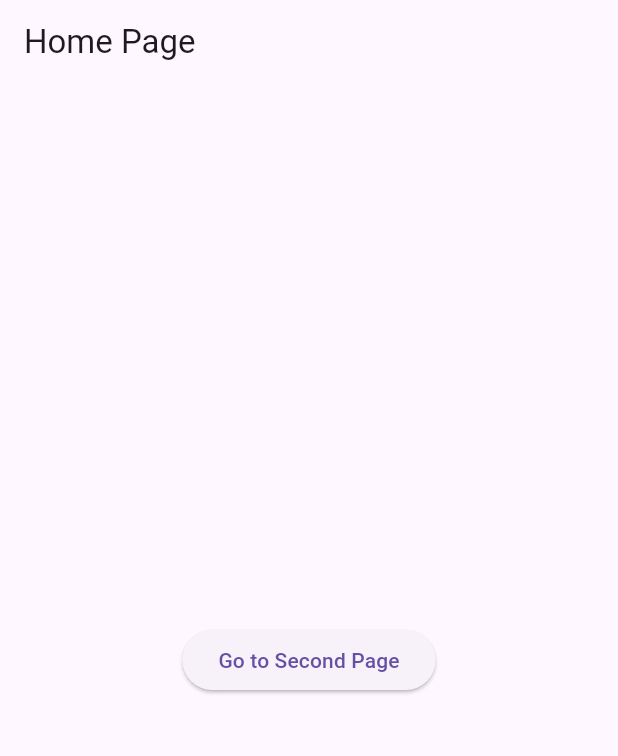
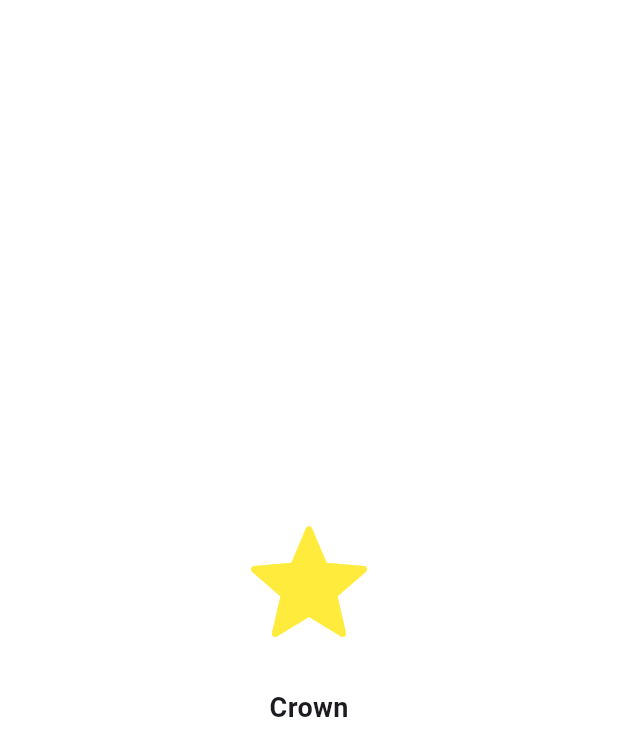
Before and after one commit to Ark1ight/tp_note_flutter, a Flutter app: the first screen one second after launch, on a phone screen of 412 x 824 dp. Shown: the top 756 px of the screen. Run offline on Flutter 3.47's test engine with Material 3 defaults, Android fonts, the phone set to English and light mode, and no system bars; our stand-ins replace flutter_bloc.

Commit message:
added route logic in main

```diff
--- a/lib/main.dart
+++ b/lib/main.dart
@@ -1,6 +1,7 @@
 import 'package:crown/shared/services/local_posts_data_source/fake_local_posts_data_source.dart';
 import 'package:crown/shared/services/posts_data_source/posts_fake_data_source.dart';
 import 'package:crown/shared/services/posts_repository/posts_repository.dart';
+import 'package:crown/splash_screen.dart';
 import 'package:flutter/material.dart';
 import 'package:flutter_bloc/flutter_bloc.dart';
 
@@ -13,7 +14,6 @@ void main() {
 class MyApp extends StatelessWidget {
   const MyApp({super.key});
 
-  // This widget is the root of your application.
   @override
   Widget build(BuildContext context) {
     return RepositoryProvider(
@@ -22,13 +22,20 @@ class MyApp extends StatelessWidget {
         localPostsDataSource: FakeLocalPostsDataSource(),
       ),
       child: MaterialApp(
-        title: 'Flutter Demo',
-        theme: ThemeData(
-          primarySwatch: Colors.blue,
-        ),
-        home: const HomePage(),
+        debugShowCheckedModeBanner: false,
         routes: {
-          '/second': (context) => const HomePage(),
+          '/': (context) => const SplashScreen(),
+          '/home': (context) => const HomePage(),
+        },
+        onGenerateRoute: (routeSettings){
+          Widget screen = Container(color: Colors.pink);
+          final argument = routeSettings.arguments;
+          switch(routeSettings.name){
+            case '/second':
+              screen = Container(color: Colors.blue);
+              break;
+          }
+          return MaterialPageRoute(builder: (context) => screen);
         },
       ),
     );
--- /dev/null
+++ b/lib/splash_screen.dart
@@ -0,0 +1,44 @@
+import 'package:flutter/material.dart';
+import 'dart:async';
+
+import 'home_page.dart';
+
+class SplashScreen extends StatefulWidget {
+  const SplashScreen({super.key});
+
+  @override
+  _SplashScreenState createState() => _SplashScreenState();
+}
+
+class _SplashScreenState extends State<SplashScreen> {
+  @override
+  void initState() {
+    super.initState();
+
+    Future.delayed(const Duration(seconds: 3), () {
+      Navigator.of(context).pushReplacement(
+        MaterialPageRoute(builder: (context) => const HomePage()),
+      );
+    });
+  }
+
+  @override
+  Widget build(BuildContext context) {
+    return const Scaffold(
+      backgroundColor: Colors.white,
+      body: Center(
+        child: Column(
+          mainAxisAlignment: MainAxisAlignment.center,
+          children: [
+            Icon(Icons.grade_rounded, size: 100, color: Colors.yellow),
+            SizedBox(height: 20),
+            Text(
+              'Crown',
+              style: TextStyle(fontSize: 18, fontWeight: FontWeight.bold),
+            ),
+          ],
+        ),
+      ),
+    );
+  }
+}
--- a/pubspec.yaml
+++ b/pubspec.yaml
@@ -58,6 +58,8 @@ flutter:
   # included with your application, so that you can use the icons in
   # the material Icons class.
   uses-material-design: true
+  assets:
+    - lib/images/et.png
 
   # To add assets to your application, add an assets section, like this:
   # assets:
```
Also changed, not shown: lib/images/et.png (added), lib/images/test.png (added).
